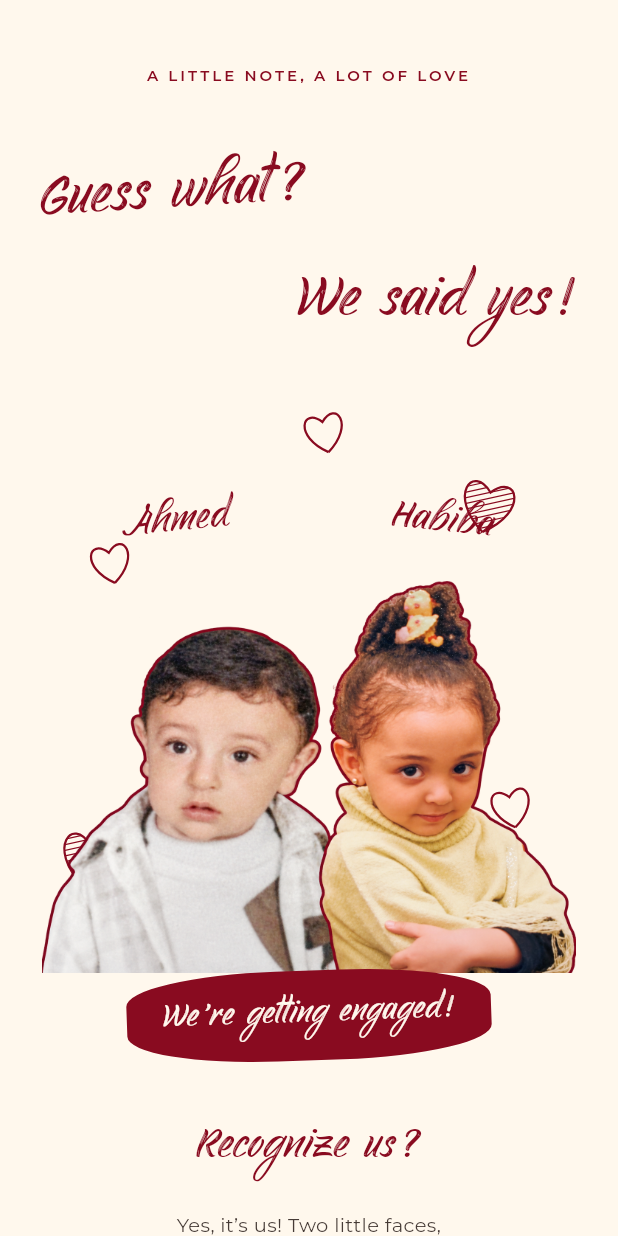
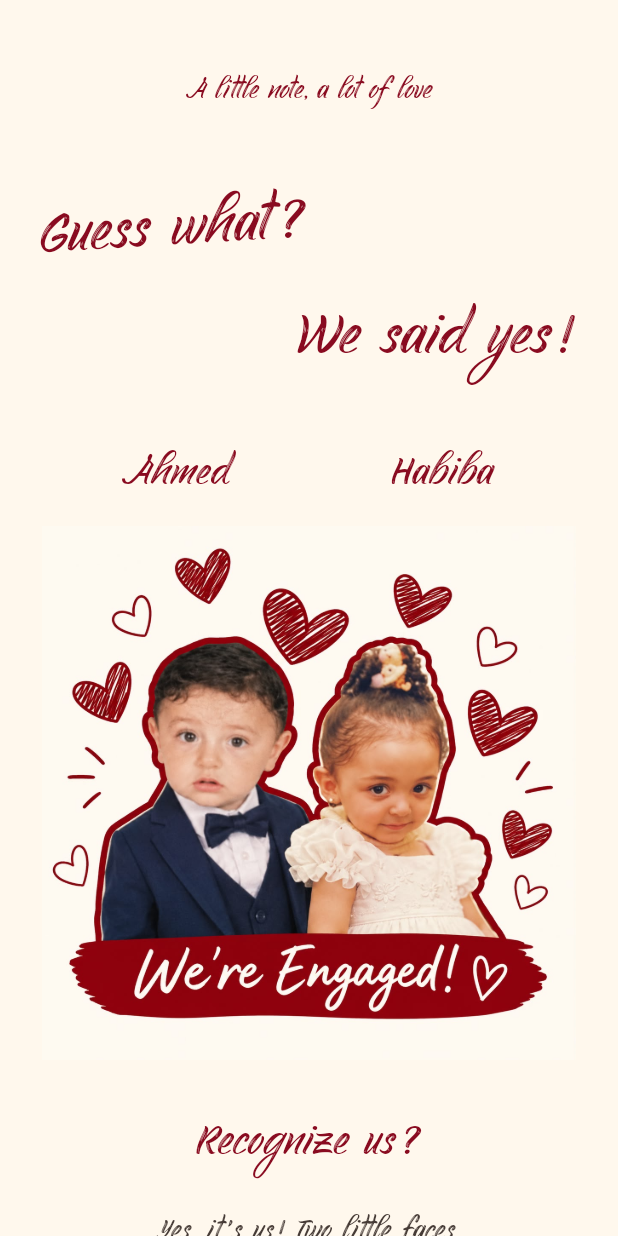
Before and after one commit to AhmedMostafa809/wedding_inv, a Flutter app: the screen it shows after launch, on a phone screen of 412 x 824 dp. Run offline on Flutter 3.47's test engine with Material 3 defaults, Android fonts, the phone set to English and light mode, and no system bars; our stand-ins replace timezone; missing offline and left inert: dart:html.

Commit message:
finalize

```diff
--- a/lib/theme/invitation_theme.dart
+++ b/lib/theme/invitation_theme.dart
@@ -11,7 +11,7 @@ abstract final class InvitationTheme {
 
   static ThemeData get theme => ThemeData(
     useMaterial3: true,
-    fontFamily: 'Montserrat',
+    fontFamily: 'YouthTouch',
     scaffoldBackgroundColor: paper,
     colorScheme: ColorScheme.fromSeed(
       seedColor: gold,
@@ -40,10 +40,10 @@ abstract final class InvitationTheme {
         shadowColor: const Color(0x60302C27),
         side: const BorderSide(color: gold, width: 1.3),
         textStyle: const TextStyle(
-          fontFamily: 'Montserrat',
-          fontSize: 12,
-          fontWeight: FontWeight.w600,
-          letterSpacing: 1.2,
+          fontFamily: 'YouthTouch',
+          fontSize: 27,
+          fontWeight: FontWeight.normal,
+          letterSpacing: 0,
         ),
         shape: RoundedRectangleBorder(borderRadius: BorderRadius.circular(6)),
       ),
@@ -57,10 +57,10 @@ abstract final class InvitationTheme {
         padding: const EdgeInsets.symmetric(horizontal: 20, vertical: 16),
         shape: RoundedRectangleBorder(borderRadius: BorderRadius.circular(6)),
         textStyle: const TextStyle(
-          fontFamily: 'Montserrat',
-          fontSize: 12,
-          fontWeight: FontWeight.w600,
-          letterSpacing: 1.2,
+          fontFamily: 'YouthTouch',
+          fontSize: 27,
+          fontWeight: FontWeight.normal,
+          letterSpacing: 0,
         ),
       ),
     ),
@@ -75,10 +75,10 @@ abstract final class InvitationTheme {
   );
 
   static const eyebrow = TextStyle(
-    fontFamily: 'Montserrat',
-    fontSize: 10,
-    letterSpacing: 1.8,
-    fontWeight: FontWeight.w600,
+    fontFamily: 'YouthTouch',
+    fontSize: 25,
+    letterSpacing: 0,
+    fontWeight: FontWeight.normal,
     color: muted,
   );
 
--- a/lib/views/engagement_view.dart
+++ b/lib/views/engagement_view.dart
@@ -74,7 +74,14 @@ class _EngagementViewState extends State<EngagementView>
   Widget _body(String text, {Color color = const Color(0xFF463B36)}) => Text(
     text,
     textAlign: TextAlign.center,
-    style: TextStyle(fontSize: 13, height: 1.8, color: color),
+    style: TextStyle(
+      fontFamily: RegExp(r'[0-9]').hasMatch(text)
+          ? 'CormorantGaramond'
+          : 'YouthTouch',
+      fontSize: 27,
+      height: 1.45,
+      color: color,
+    ),
   );
   Widget _reveal(Widget child) =>
       ScrollReveal(scrollController: _scroll, child: child);
@@ -94,11 +101,11 @@ class _EngagementViewState extends State<EngagementView>
                 Padding(
                   padding: const EdgeInsets.fromLTRB(24, 42, 24, 10),
                   child: Text(
-                    'A LITTLE NOTE, A LOT OF LOVE',
+                    'A little note, a lot of love',
                     textAlign: TextAlign.center,
                     style: InvitationTheme.eyebrow.copyWith(
                       color: _red,
-                      letterSpacing: 2,
+                      letterSpacing: 0,
                     ),
                   ),
                 ),
@@ -128,65 +135,27 @@ class _EngagementViewState extends State<EngagementView>
                             ),
                             child: child,
                           ),
-                          child: CustomPaint(
-                            painter: _HeartsPainter(),
-                            child: Padding(
-                              padding: const EdgeInsets.only(top: 56),
                           child: Column(
                             children: [
                               Row(
                                 children: [
                                   Expanded(
-                                        child: Transform.rotate(
-                                          angle: -.1,
-                                          child: _script(
-                                            invitation.groom,
-                                            size: 37,
-                                          ),
-                                        ),
+                                    child: _script(invitation.groom, size: 37),
                                   ),
                                   Expanded(
-                                        child: Transform.rotate(
-                                          angle: .1,
-                                          child: _script(
-                                            invitation.bride,
-                                            size: 37,
-                                          ),
-                                        ),
+                                    child: _script(invitation.bride, size: 37),
                                   ),
                                 ],
                               ),
                               const SizedBox(height: 8),
                               Image.asset(
-                                    'assets/engagement/childhood_cutouts.png',
+                                'assets/engagement/childhood_portraits.png',
                                 key: const Key('childhood-portraits'),
                                 width: double.infinity,
                                 fit: BoxFit.contain,
-                                    semanticLabel: 'Childhood photos of Ahmed on the left and Habiba on the right',
+                                semanticLabel: 'Childhood photos of Ahmed and Habiba surrounded by hearts. We are engaged!',
                               ),
                             ],
-                              ),
-                            ),
-                          ),
-                        ),
-                        Transform.rotate(
-                          angle: -.035,
-                          child: Container(
-                            padding: const EdgeInsets.symmetric(
-                              horizontal: 24,
-                              vertical: 10,
-                            ),
-                            decoration: const BoxDecoration(
-                              color: _red,
-                              borderRadius: BorderRadius.all(
-                                Radius.elliptical(100, 20),
-                              ),
-                            ),
-                            child: _script(
-                              "We're getting engaged!",
-                              size: 31,
-                              color: _cream,
-                            ),
                           ),
                         ),
                         const SizedBox(height: 34),
@@ -229,7 +198,8 @@ class _EngagementViewState extends State<EngagementView>
                             Flexible(
                               child: FittedBox(
                                 fit: BoxFit.scaleDown,
-                                child: Text('2026',
+                                child: Text(
+                                  '2026',
                                   style: InvitationTheme.display.copyWith(
                                     fontSize: 37,
                                     color: _red,
@@ -268,7 +238,7 @@ class _EngagementViewState extends State<EngagementView>
                                       Text(
                                         entry.$1,
                                         style: const TextStyle(
-                                          fontSize: 13,
+                                          fontSize: 25,
                                           color: _red,
                                         ),
                                       ),
@@ -283,7 +253,9 @@ class _EngagementViewState extends State<EngagementView>
                                                 child: Center(
                                                   child: Text(
                                                     entry.$2,
-                                                    style: InvitationTheme.display.copyWith(
+                                                    style: InvitationTheme
+                                                        .display
+                                                        .copyWith(
                                                           fontSize: 37,
                                                           color: _red,
                                                           height: 1.3,
@@ -294,11 +266,13 @@ class _EngagementViewState extends State<EngagementView>
                                             : Center(
                                                 child: Text(
                                                   entry.$2,
-                                                  style: InvitationTheme.display.copyWith(
+                                                  style: InvitationTheme.display
+                                                      .copyWith(
                                                         fontSize: 37,
                                                         color: _red,
                                                         height: 1.3,
-                                                  ),                                      ),
+                                                      ),
+                                                ),
                                               ),
                                       ),
                                     ],
@@ -363,7 +337,7 @@ class _EngagementViewState extends State<EngagementView>
                               minimumSize: const Size(190, 52),
                             ),
                             icon: const Icon(Icons.location_on_outlined),
-                            label: const Text('OPEN THE MAP'),
+                            label: const Text('Open the map'),
                           ),
                         ],
                       ),
@@ -377,11 +351,14 @@ class _EngagementViewState extends State<EngagementView>
                       children: [
                         _script('When to be there?', size: 44),
                         const SizedBox(height: 24),
-                        Text(widget.controller.timeLabel,  style: InvitationTheme.display.copyWith(
+                        Text(
+                          widget.controller.timeLabel,
+                          style: InvitationTheme.display.copyWith(
                             fontSize: 37,
                             color: _red,
                             height: 1.3,
-                        ),),
+                          ),
+                        ),
                         _body('Friday, 30 October 2026\nCairo time'),
                         const SizedBox(height: 18),
                         _body(
@@ -446,51 +423,6 @@ class _SingleHeartPainter extends CustomPainter {
       oldDelegate.color != color;
 }
 
-class _HeartsPainter extends CustomPainter {
-  @override
-  void paint(Canvas canvas, Size size) {
-    final positions = [
-      const Offset(.08, .25),
-      const Offset(.79, .12),
-      const Offset(.83, .68),
-      const Offset(.04, .74),
-      const Offset(.48, .02),
-    ];
-    for (var i = 0; i < positions.length; i++) {
-      canvas.save();
-      canvas.translate(
-        size.width * positions[i].dx,
-        size.height * positions[i].dy,
-      );
-      canvas.rotate(i.isEven ? -.2 : .2);
-      final heart = _heart(Size(i.isEven ? 30 : 40, i.isEven ? 32 : 42));
-      canvas.drawPath(
-        heart,
-        Paint()
-          ..color = _red
-          ..style = PaintingStyle.stroke
-          ..strokeWidth = 1.5,
-      );
-      if (i.isOdd) {
-        canvas.clipPath(heart);
-        for (var y = -10.0; y < 60; y += 4) {
-          canvas.drawLine(
-            Offset(0, y),
-            Offset(45, y - 20),
-            Paint()
-              ..color = _red
-              ..strokeWidth = .8,
-          );
-        }
-      }
-      canvas.restore();
-    }
-  }
-
-  @override
-  bool shouldRepaint(_HeartsPainter oldDelegate) => false;
-}
-
 class _PaperEdge extends CustomClipper<Path> {
   @override
   Path getClip(Size size) {
--- a/pubspec.yaml
+++ b/pubspec.yaml
@@ -63,7 +63,7 @@ flutter:
   uses-material-design: true
   assets:
     - assets/venue/golden_gate_villa.png
-    - assets/engagement/childhood_cutouts.png
+    - assets/engagement/childhood_portraits.png
   fonts:
     - family: YouthTouch
       fonts:
```
Also changed, not shown: assets/engagement/childhood_portraits.png (added). Lines whose indentation alone changed are shown as unchanged.
